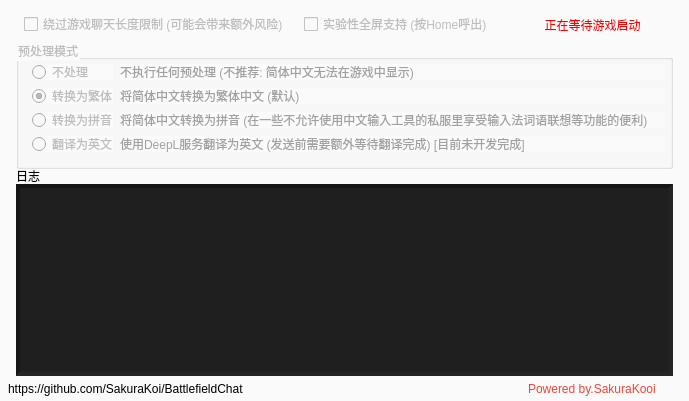
First picture: the form in BattlefieldChat/BattlefieldChat.ui, repository SakuraKoi/BattlefieldChat, before the edit.
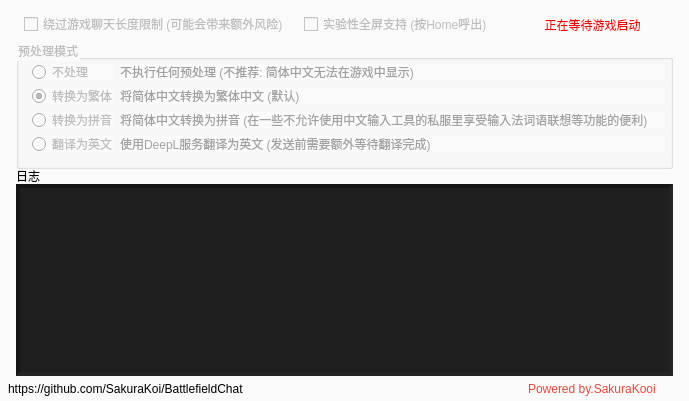
Second picture: the form after the edit. Icons and pictures are not drawn.

The edit to the form file:
```diff
--- a/BattlefieldChat/BattlefieldChat.ui
+++ b/BattlefieldChat/BattlefieldChat.ui
@@ -191,7 +191,7 @@
        <string notr="true">color: rgb(162, 162, 162);</string>
       </property>
       <property name="text">
-       <string>使用DeepL服务翻译为英文 (发送前需要额外等待翻译完成) [目前未开发完成]</string>
+       <string>使用DeepL服务翻译为英文 (发送前需要额外等待翻译完成)</string>
       </property>
      </widget>
     </widget>
```
Left out of the diff: 4 changed lines with no effect on the pictures.
